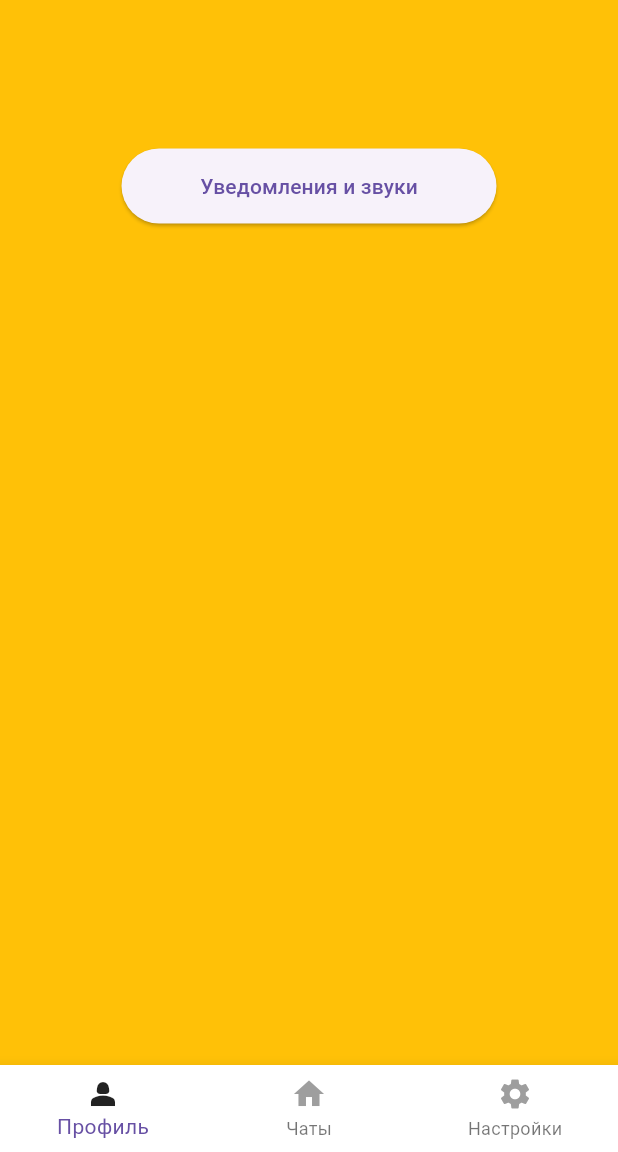
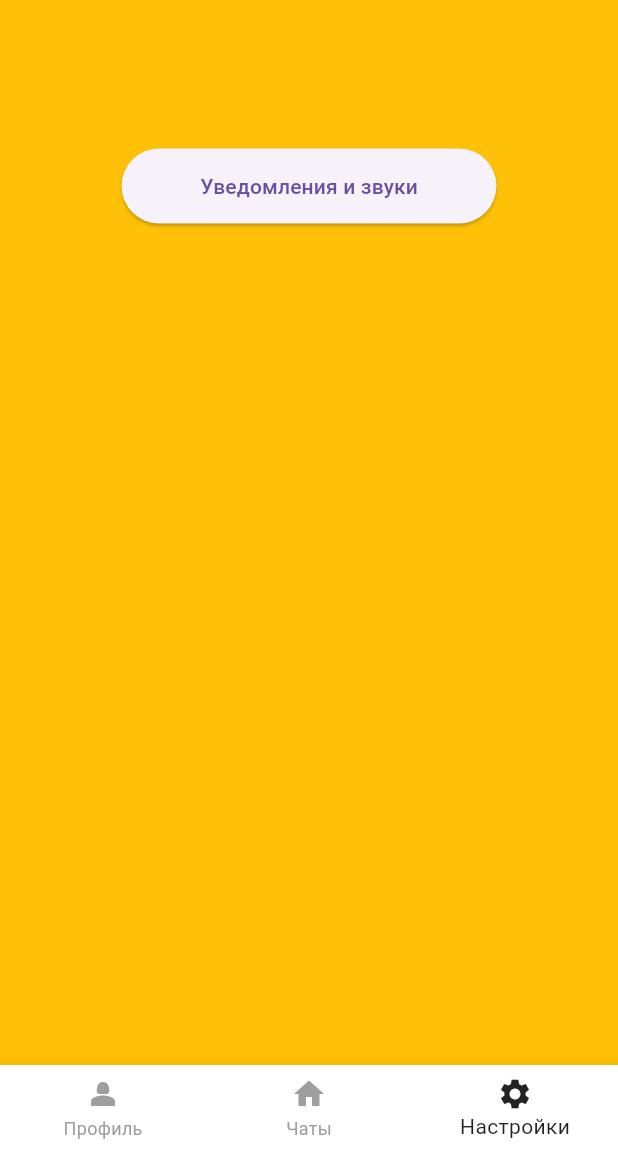
Before and after one commit to Dilray/my_chat, a Flutter app: the screen it shows after launch, on a phone screen of 412 x 824 dp, the part 84-1236 px from its top. Run offline on Flutter 3.47's test engine with Material 3 defaults, Android fonts, the phone set to English and light mode, and no system bars.

Commit message:
Some updates and quick fix

```diff
--- a/lib/MyApp.dart
+++ b/lib/MyApp.dart
@@ -47,21 +47,26 @@ class _WelcomePage extends State<WelcomePage> {
           backgroundColor: Colors.white,
           items: const <BottomNavigationBarItem>[
             BottomNavigationBarItem(
-              icon: Icon(Icons.person_2, color: Colors.grey),
+              icon: Icon(Icons.person_2),
               label: 'Профиль',
-              activeIcon: Icon(Icons.person_2, color: Colors.black87),
+              activeIcon: Icon(Icons.person_2),
+
             ),
             BottomNavigationBarItem(
-              icon: Icon(Icons.home, color: Colors.grey),
+              icon: Icon(Icons.home),
               label: 'Чаты',
-              activeIcon: Icon(Icons.home, color: Colors.black87),
+              activeIcon: Icon(Icons.home),
             ),
             BottomNavigationBarItem(
-              icon: Icon(Icons.settings, color: Colors.grey),
+              icon: Icon(Icons.settings),
               label: 'Настройки',
-              activeIcon: Icon(Icons.settings, color: Colors.black87),
+              activeIcon: Icon(Icons.settings),
             ),
+
           ],
+          currentIndex: _selectedIndex,
+          selectedItemColor: Colors.black87,
+          unselectedItemColor: Colors.grey,
           onTap: _onItemTapped,
         )
     );
--- a/lib/pages/HomePage.dart
+++ b/lib/pages/HomePage.dart
@@ -1,6 +1,7 @@
 import 'package:flutter/material.dart';
 
 class HomePage extends StatefulWidget {
+  const HomePage({super.key});
 
   @override
   _HomePageState createState() => _HomePageState();
--- a/lib/pages/ProfilePage.dart
+++ b/lib/pages/ProfilePage.dart
@@ -1,6 +1,7 @@
 import 'package:flutter/material.dart';
 
 class ProfilePage extends StatefulWidget {
+  const ProfilePage({super.key});
 
   @override
   _ProfilePageState createState() => _ProfilePageState();
--- a/lib/pages/SettingsPage.dart
+++ b/lib/pages/SettingsPage.dart
@@ -1,6 +1,7 @@
 import 'package:flutter/material.dart';
 
 class SettingsPage extends StatefulWidget {
+  const SettingsPage({super.key});
 
   @override
   _SettingsPageState createState() => _SettingsPageState();
@@ -13,7 +14,7 @@ class _SettingsPageState extends State<SettingsPage> {
     return Scaffold(
       backgroundColor: Colors.amber,
       body: Align(
-        alignment: Alignment(0, -0.7), // Положение кнопки чуть выше центра (0, 0) — центр, -0.2 — чуть выше
+        alignment: const Alignment(0, -0.7), // Положение кнопки чуть выше центра (0, 0) — центр, -0.2 — чуть выше
         child: SizedBox(
           width: 250, // Длина кнопки
           height: 50, // Ширина кнопки
```
